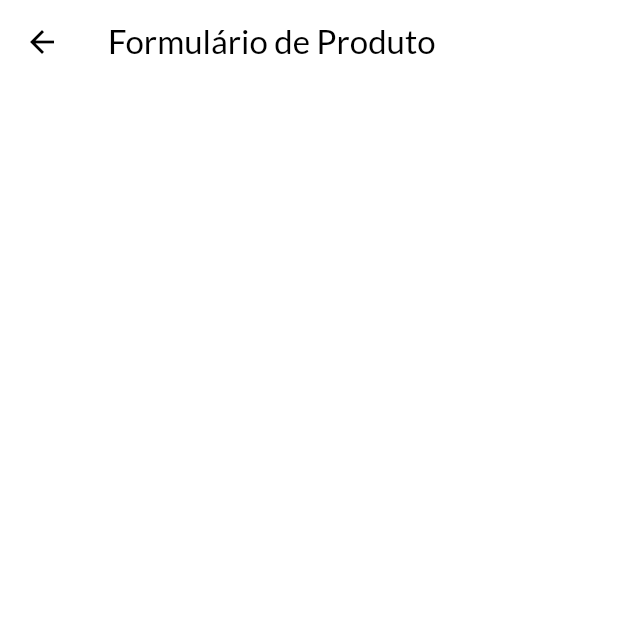
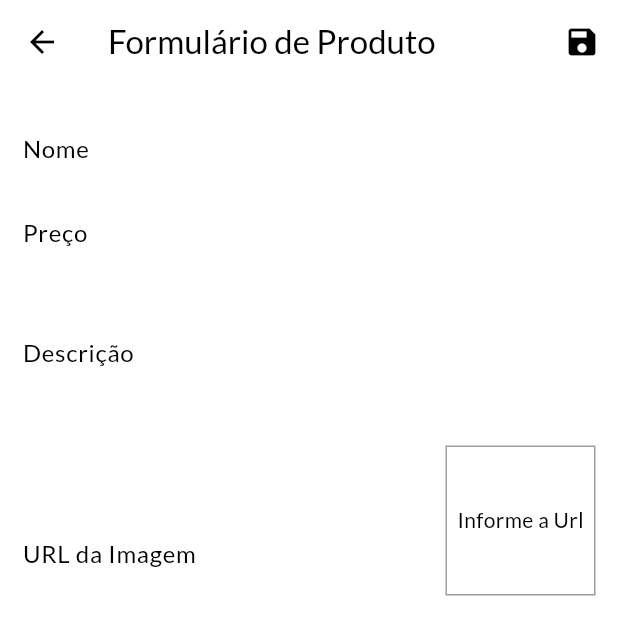
Before and after one commit to oJaciel/Shop-App, a Flutter app: the ProductFormPage screen opened by its route, on a phone screen of 412 x 824 dp. Shown: the top 635 px of the screen. Run offline on Flutter 3.47's test engine with Material 3 defaults, Android fonts, the phone set to English and light mode, and no system bars; network calls fail.

Commit message:
Criação do Formulário
Adicionado ao formulário os campos necessários para a criação de um novo produto.

Adicionados parâmetros de controle de key e focus dos campos do formulário.

Criado método para submissão do formulário, já criando um novo Product.

```diff
--- a/lib/pages/product_form_page.dart
+++ b/lib/pages/product_form_page.dart
@@ -1,4 +1,7 @@
+import 'dart:math';
+
 import 'package:flutter/material.dart';
+import 'package:shop/models/product.dart';
 
 class ProductFormPage extends StatefulWidget {
   const ProductFormPage({super.key});
@@ -8,11 +11,136 @@ class ProductFormPage extends StatefulWidget {
 }
 
 class _ProductFormPageState extends State<ProductFormPage> {
+  final _formKey = GlobalKey<FormState>();
+  final _formData = Map<String, Object>();
+
+  //Variáveis e métodos de controle do foco
+  final _priceFocus = FocusNode();
+  final _descriptionFocus = FocusNode();
+  final _imageUrlFocus = FocusNode();
+
+  @override
+  void dispose() {
+    super.dispose();
+    _priceFocus.dispose();
+    _descriptionFocus.dispose();
+    _imageUrlFocus.dispose();
+    _imageUrlFocus.removeListener(updateImage);
+  }
+
+  //Variáveis e métodos de controle da URL da imagem
+  final _imageUrlController = TextEditingController();
+
+  @override
+  void initState() {
+    super.initState();
+    _imageUrlFocus.addListener(updateImage);
+  }
+
+  void updateImage() {
+    setState(() {});
+  }
+
+  //Método para submeter formulário
+  void _submitForm() {
+    _formKey.currentState?.save();
+    final newProduct = Product(
+      id: Random().nextDouble().toString(),
+      name: _formData['name'] as String,
+      description: _formData['description'] as String,
+      price: _formData['price'] as double,
+      imageUrl: _formData['imageUrl'] as String,
+    );
+
+    print(newProduct.name);
+  }
+
   @override
   Widget build(BuildContext context) {
     return Scaffold(
       appBar: AppBar(
         title: Text('Formulário de Produto'),
+        actions: [IconButton(onPressed: _submitForm, icon: Icon(Icons.save))],
+      ),
+      body: Padding(
+        padding: const EdgeInsets.all(15),
+        child: Form(
+          key: _formKey,
+          child: ListView(
+            children: [
+              //Campo de Nome
+              TextFormField(
+                decoration: InputDecoration(labelText: 'Nome'),
+                textInputAction: TextInputAction.next,
+                onFieldSubmitted: (_) {
+                  FocusScope.of(context).requestFocus(_priceFocus);
+                },
+                onSaved: (name) => _formData['name'] = name ?? '',
+              ),
+              //Campo de preço
+              TextFormField(
+                decoration: InputDecoration(labelText: 'Preço'),
+                textInputAction: TextInputAction.next,
+                onFieldSubmitted: (_) {
+                  FocusScope.of(context).requestFocus(_descriptionFocus);
+                },
+                focusNode: _priceFocus,
+                keyboardType: TextInputType.numberWithOptions(
+                  decimal: true,
+                ),
+                onSaved: (price) =>
+                    _formData['price'] = double.parse(price ?? '0'),
+              ),
+              //Campo de descrição
+              TextFormField(
+                decoration: InputDecoration(labelText: 'Descrição'),
+                textInputAction: TextInputAction.next,
+                focusNode: _descriptionFocus,
+                onFieldSubmitted: (_) {
+                  FocusScope.of(context).requestFocus(_imageUrlFocus);
+                },
+                keyboardType: TextInputType.multiline,
+                maxLines: 3,
+                onSaved: (description) =>
+                    _formData['description'] = description ?? '',
+              ),
+              //Campo do URL da Imagem
+              Row(
+                crossAxisAlignment: CrossAxisAlignment.end,
+                children: [
+                  Expanded(
+                    child: TextFormField(
+                      decoration: InputDecoration(labelText: 'URL da Imagem'),
+                      textInputAction: TextInputAction.done,
+                      focusNode: _imageUrlFocus,
+                      keyboardType: TextInputType.url,
+                      controller: _imageUrlController,
+                      onFieldSubmitted: (_) => _submitForm(),
+                      onSaved: (imageUrl) =>
+                          _formData['imageUrl'] = imageUrl ?? '',
+                    ),
+                  ),
+                  //Container da Imagem da URL (carregada após informar o URL)
+                  Container(
+                    height: 100,
+                    width: 100,
+                    margin: const EdgeInsets.only(top: 10, left: 10),
+                    decoration: BoxDecoration(
+                      border: Border.all(color: Colors.grey, width: 1),
+                    ),
+                    alignment: Alignment.center,
+                    child: _imageUrlController.text.isEmpty
+                        ? Text('Informe a Url')
+                        : FittedBox(
+                            fit: BoxFit.cover,
+                            child: Image.network(_imageUrlController.text),
+                          ),
+                  ),
+                ],
+              ),
+            ],
+          ),
+        ),
       ),
     );
   }
```
